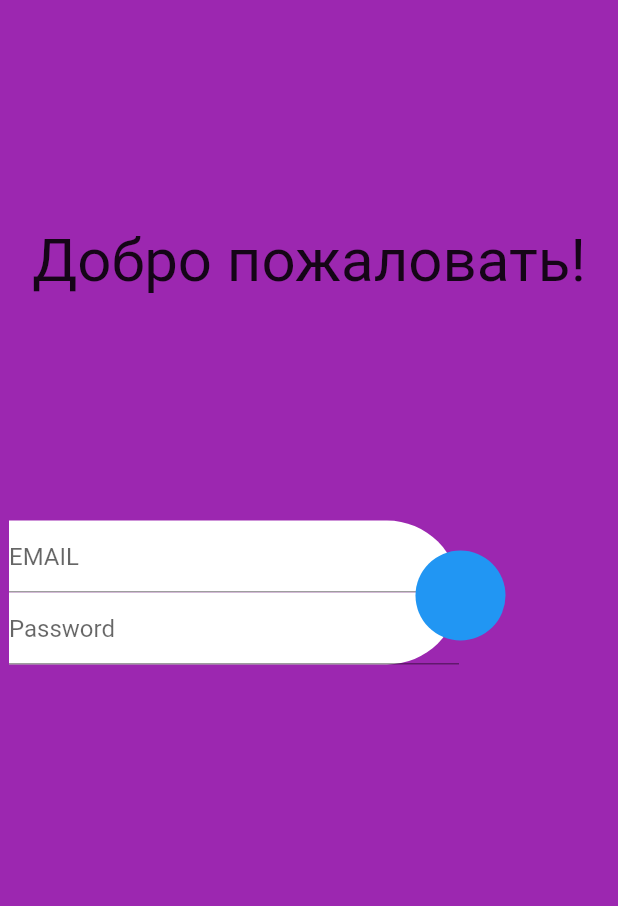
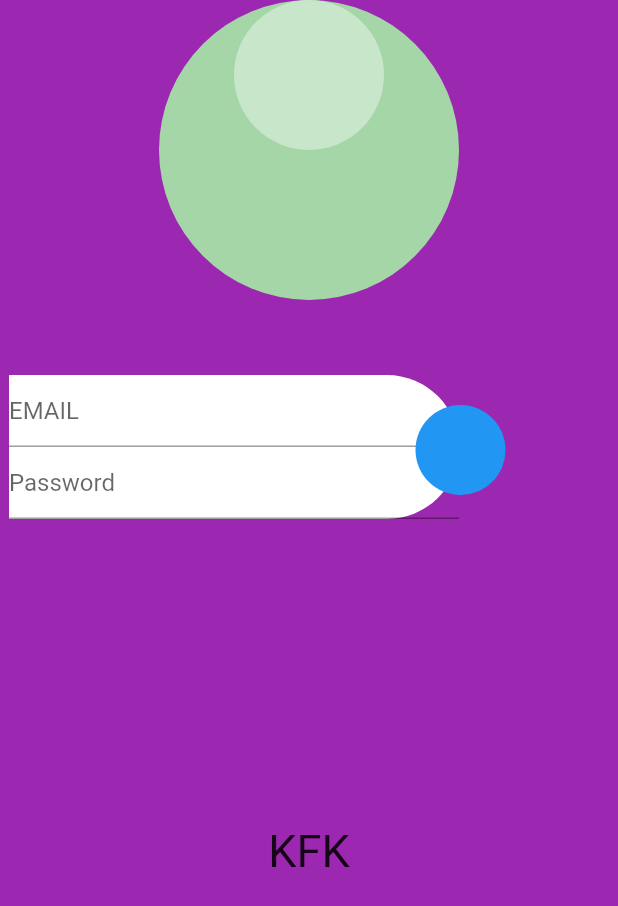
Before and after one commit to Taverz/rksi_hackaton_2021, a Flutter app: the LoginPage screen opened directly, on a phone screen of 412 x 824 dp. Shown: the top 906 px of the screen. Run offline on Flutter 3.47's test engine with Material 2 defaults, Android fonts, the light colour scheme and no system bars.

```diff
--- a/flutter_app/lib/LoginPage.dart
+++ b/flutter_app/lib/LoginPage.dart
@@ -13,14 +13,21 @@ class _LoginPageState extends State<LoginPage> {
     TextEditingController _emailController = TextEditingController();
     TextEditingController _passwordController = TextEditingController();
     _name() {
-      return const Padding(
-        padding: EdgeInsets.only(top: 150),
-        child: Align(
-            child: Text(
-          "Добро пожаловать!",
-          style: TextStyle(fontSize: 40),
-        )),
-      );
+      return Container(
+          width: MediaQuery.of(context).size.width,
+          height: 200,
+          decoration: BoxDecoration(
+            color: Colors.green[200],
+            shape: BoxShape.circle,
+          ),
+          child: Column(children: [
+            Container(
+              width: MediaQuery.of(context).size.width,
+              decoration: BoxDecoration(
+                  color: Colors.green[100], shape: BoxShape.circle),
+              height: 100,
+            ),
+          ]));
     }
 
     _inputText(String hint, TextEditingController controller, bool hide) {
@@ -35,7 +42,6 @@ class _LoginPageState extends State<LoginPage> {
     _content() {
       return Container(
           height: 300,
-          padding: EdgeInsets.only(top: 150),
           child: Stack(
             children: [
               Positioned.fill(
@@ -82,10 +88,26 @@ class _LoginPageState extends State<LoginPage> {
           ));
     }
 
+    _logo(String text) {
+      return Container(
+        child: Text(
+          text,
+          style: TextStyle(fontSize: 30),
+        ),
+      );
+    }
+
     return Scaffold(
         backgroundColor: Colors.purple,
-        body: Column(
-          children: <Widget>[_name(), _content()],
+        body: SingleChildScrollView(
+          child: Column(
+            children: <Widget>[
+              _name(),
+              SizedBox(height: 50),
+              _content(),
+              _logo("KFK")
+            ],
+          ),
         ));
   }
 }
--- a/flutter_app/lib/main.dart
+++ b/flutter_app/lib/main.dart
@@ -1,5 +1,6 @@
 import 'package:flutter/material.dart';
 import 'package:flutter_app/LoginPage.dart';
+import 'package:flutter_app/ProfilePage.dart';
 
 void main() {
   runApp(const MyApp());
@@ -12,7 +13,7 @@ class MyApp extends StatelessWidget {
   @override
   Widget build(BuildContext context) {
     return const MaterialApp(
-      home: LoginPage(),
+      home: profilePage(),
     );
   }
 }
```
Also changed, not shown: flutter_app/lib/ProfilePage.dart (+76 -1 lines).
